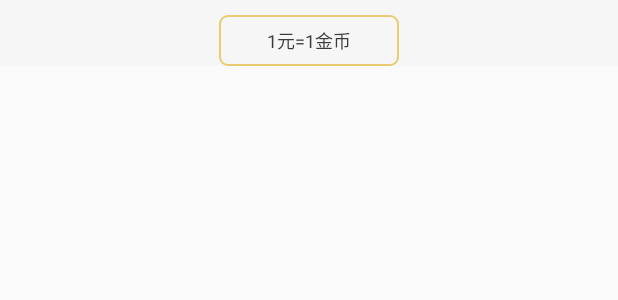
After one commit to ITHTT/BallQApp, an Android app: the layout layout_buy_gold_coin_item.xml on its own in the app's theme, with its tools: preview values and no code run, on a phone screen of 412 x 824 dp. The commit adds this screen. Shown: the top 300 px of the screen. Run offline under Robolectric (Android 15) with nearby library versions, the phone set to English and light mode, and no system bars.

Commit message:
2016_06_07

```diff
--- a/app/src/main/java/com/tysci/ballq/activitys/UserAccountActivity.java
+++ b/app/src/main/java/com/tysci/ballq/activitys/UserAccountActivity.java
@@ -199,6 +199,7 @@ public class UserAccountActivity extends BaseActivity{
 
     @OnClick(R.id.tvGetScoreByCompleteTask)
     protected void onTaskPointsRecord(View view){
-
+        Intent intent=new Intent(this,BallQTaskPointsRecordActivity.class);
+        startActivity(intent);
     }
 }
--- /dev/null
+++ b/app/src/main/res/drawable/gold_coin_buy_item_selector.xml
@@ -0,0 +1,31 @@
+<?xml version="1.0" encoding="utf-8"?>
+<selector xmlns:android="http://schemas.android.com/apk/res/android">
+    <item android:state_pressed="true">
+        <shape android:shape="rectangle">
+            <solid android:color="#eacb70" />
+            <corners android:radius="5dp" />
+        </shape>
+    </item>
+    <item android:state_pressed="false">
+        <shape xmlns:android="http://schemas.android.com/apk/res/android"
+            android:shape="rectangle">
+            <!-- 填充颜色 -->
+            <solid android:color="#0000"/>
+
+            <!-- 线的宽度，颜色灰色 -->
+            <stroke
+                android:width="1dp"
+                android:color="@color/gold"/>
+
+            <!-- 矩形的圆角半径 -->
+            <corners android:radius="5dp"/>
+
+        </shape>
+    </item>
+    <item android:state_checked="true">
+        <shape android:shape="rectangle">
+            <solid android:color="#eacb70" />
+            <corners android:radius="5dp" />
+        </shape>
+    </item>
+</selector>
--- /dev/null
+++ b/app/src/main/res/drawable/gold_coin_buy_text_selector.xml
@@ -0,0 +1,5 @@
+<?xml version="1.0" encoding="utf-8"?>
+<selector xmlns:android="http://schemas.android.com/apk/res/android">
+    <item android:color="#3a3a3a"/>
+    <item android:state_checked="true" android:color="@color/gold"/>
+</selector>
--- /dev/null
+++ b/app/src/main/res/layout/layout_buy_gold_coin_item.xml
@@ -0,0 +1,23 @@
+<?xml version="1.0" encoding="utf-8"?>
+<LinearLayout xmlns:android="http://schemas.android.com/apk/res/android"
+    android:layout_width="match_parent"
+    android:layout_height="wrap_content"
+    android:background="#f6f6f6"
+    android:gravity="center"
+    android:orientation="vertical"
+    android:paddingTop="10dp"
+    android:paddingLeft="5dp"
+    android:paddingRight="5dp">
+    <CheckBox
+        android:id="@+id/gold_coin_item"
+        android:layout_width="120dp"
+        android:layout_height="wrap_content"
+        android:button="@null"
+        android:background="@drawable/gold_coin_buy_item_selector"
+        android:gravity="center_horizontal"
+        android:paddingBottom="8dp"
+        android:paddingTop="8dp"
+        android:text="1元=1金币"
+        android:textColor="@drawable/gold_coin_buy_text_selector"
+        android:textSize="12sp" />
+</LinearLayout>
```
Also changed, not shown: app/src/main/java/com/tysci/ballq/utils/RandomUtils.java (added, +52 -0 lines), app/src/main/java/com/tysci/ballq/views/adapters/BallQGoldCoinBuyAdapter.java (added, +39 -0 lines), app/src/main/java/com/tysci/ballq/views/dialogs/BallQGoldCoinBuyDialog.java (added, +128 -0 lines), app/src/main/res/drawable/dialog_gold_coin_buy_bg.xml (added, +31 -0 lines), app/src/main/res/layout/dialog_gold_coin_buy.xml (added, +85 -0 lines).
